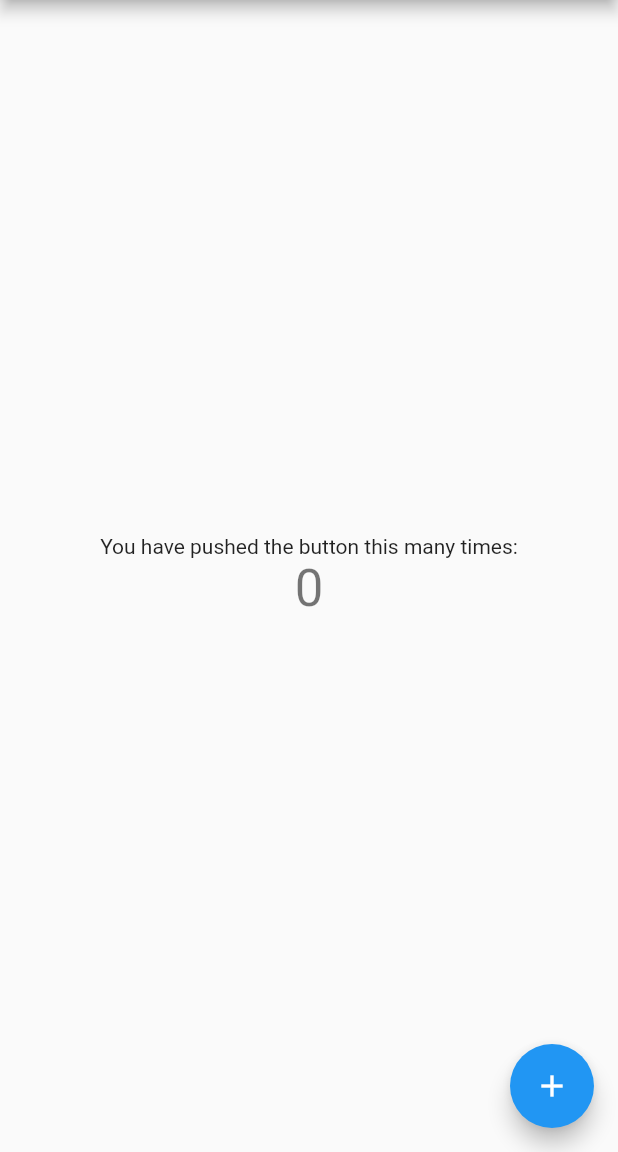
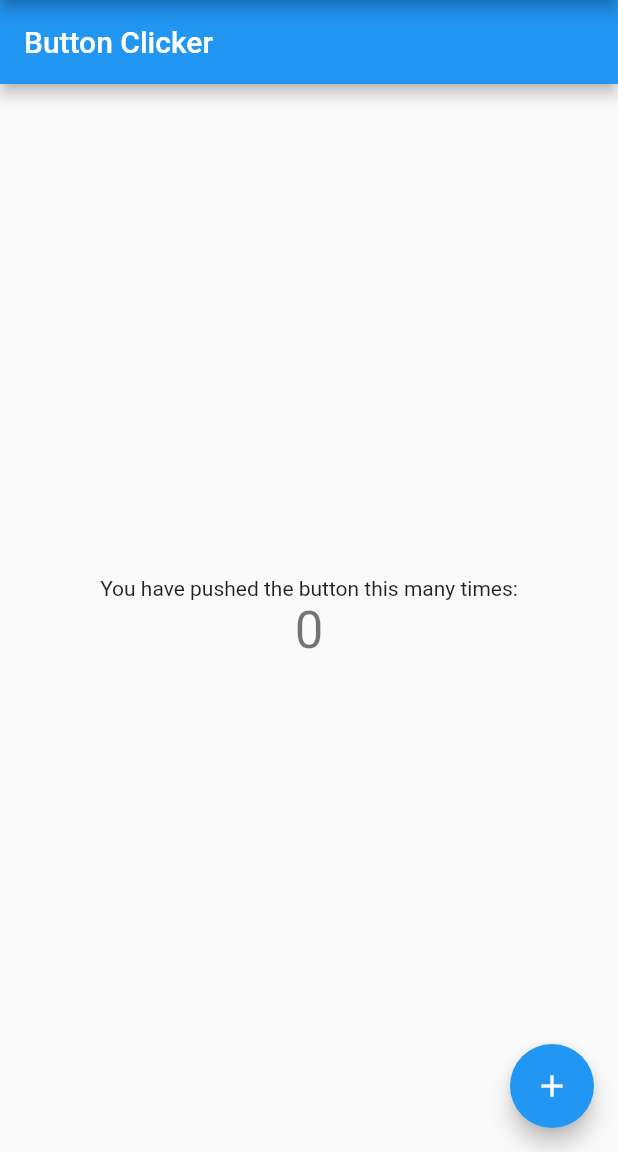
Before and after one commit to Drilbur-CST126/Zoo-App, a Flutter app: the screen it shows after launch, on a phone screen of 412 x 824 dp, the part 84-1236 px from its top. Run offline on Flutter 3.47's test engine with Material 2 defaults, Android fonts, the phone set to English and light mode, and no system bars.

Commit message:
Got a new Drawer set up and some mock widgets set up.

```diff
--- /dev/null
+++ b/lib/Clicker.dart
@@ -0,0 +1,45 @@
+import 'package:flutter/material.dart';
+import 'package:flutter/widgets.dart';
+
+class Clicker extends StatefulWidget{
+  @override
+  ClickerState createState() => ClickerState();
+}
+
+class ClickerState extends State<Clicker>{
+  int _counter = 0;
+  void _incrementCounter(){
+    setState(() {
+      _counter++;
+    });
+  }
+  @override
+  Widget build(BuildContext context) {
+    return Scaffold(
+        appBar: AppBar(
+            title: Text('Button Clicker')
+        ),
+      body: Center(
+        child: Column(
+          mainAxisAlignment: MainAxisAlignment.center,
+          children: <Widget>[
+            Text(
+              'You have pushed the button this many times:',
+            ),
+            Text(
+              '$_counter',
+              style: Theme.of(context).textTheme.display1,
+            ),
+          ],
+        ),
+      ),
+      floatingActionButton: FloatingActionButton(
+        onPressed: (){
+          _incrementCounter();
+        },
+        tooltip: 'Increment',
+        child: Icon(Icons.add),
+      ),
+    );
+  }
+}
--- a/lib/main.dart
+++ b/lib/main.dart
@@ -1,5 +1,7 @@
 import 'package:flutter/material.dart';
-import 'package:zoo_app/Drawer.dart';
+import 'package:zoo_app/Clicker.dart';
+import 'package:zoo_app/DrawerItem.dart';
+import 'package:zoo_app/MissingPage.dart';
 
 void main() => runApp(MyApp());
 
@@ -20,8 +22,9 @@ class MyHomePage extends StatefulWidget {
   MyHomePage({Key key, this.title}) : super(key: key);
 
   final drawerItems = [
+    new DrawerItem("Home", Icons.home),
     new DrawerItem("Animals", Icons.image),
-    new DrawerItem("Map", Icons.map)
+    new DrawerItem("Map", Icons.map),
   ];
 
   final String title;
@@ -31,17 +34,22 @@ class MyHomePage extends StatefulWidget {
 }
 
 class _MyHomePageState extends State<MyHomePage> {
-  int _counter = 0;
   int _selectedDrawerIndex = 0;
 
-  void _getDrawerItemWidget(int pos){
+  _getDrawerItemWidget(int pos){
     switch(pos){
       case 0:
-        return;
+        return new Clicker();
+        break;
+      case 1:
+        return new MissingPage();
+        break;
+      case 2:
+        return new MissingPage();
+        break;
       default:
-        return;
+        break;
     }
-
   }
 
   _onSelectItem(int index){
@@ -49,17 +57,10 @@ class _MyHomePageState extends State<MyHomePage> {
     Navigator.of(context).pop();
   }
 
-  void _incrementCounter() {
-    setState(() {
-      _counter++;
-    });
-  }
-
   @override
   Widget build(BuildContext context) {
     var drawerOptions = <Widget>[];
-    for (var i = 0; i < widget.drawerItems.length; i++)
-      {
+    for (var i = 0; i < widget.drawerItems.length; i++) {
         var d = widget.drawerItems[i];
         drawerOptions.add(
           new ListTile(
@@ -70,7 +71,6 @@ class _MyHomePageState extends State<MyHomePage> {
           )
         );
       }
-
     return Scaffold(
       appBar: AppBar(
         title: Text(widget.title),
@@ -78,30 +78,11 @@ class _MyHomePageState extends State<MyHomePage> {
       drawer: new Drawer(
         child: new Column(
           children: <Widget>[
-            new UserAccountsDrawerHeader(accountName: new Text("Debug"), accountEmail: null),
             new Column(children: drawerOptions)
           ],
         )
       ),
-      body: Center(
-        child: Column(
-          mainAxisAlignment: MainAxisAlignment.center,
-          children: <Widget>[
-            Text(
-              'You have pushed the button this many times:',
-            ),
-            Text(
-              '$_counter',
-              style: Theme.of(context).textTheme.display1,
-            ),
-          ],
-        ),
-      ),
-      floatingActionButton: FloatingActionButton(
-        onPressed: _incrementCounter,
-        tooltip: 'Increment',
-        child: Icon(Icons.add),
-      ),
+      body: _getDrawerItemWidget(_selectedDrawerIndex),
     );
   }
 }
```
Also changed, not shown: lib/MissingPage.dart (added, +26 -0 lines), lib/DrawerItem.dart (renamed from lib/Drawer.dart).
